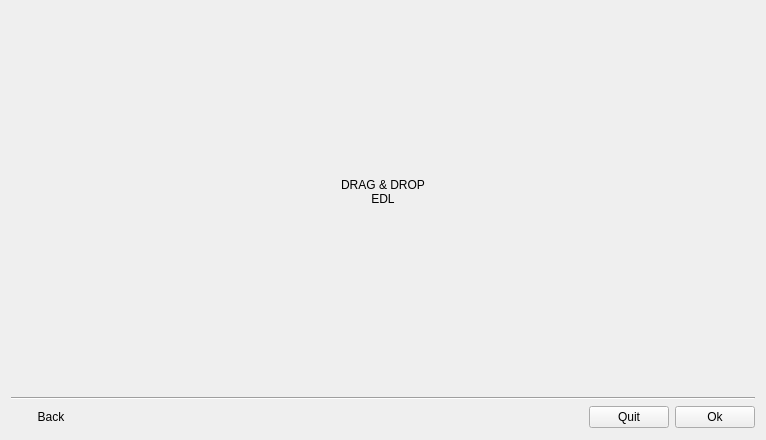
The window that resources/dialog.ui (shotgunsoftware/tk-multi-importcut) describes before a commit, drawn with Qt 5.
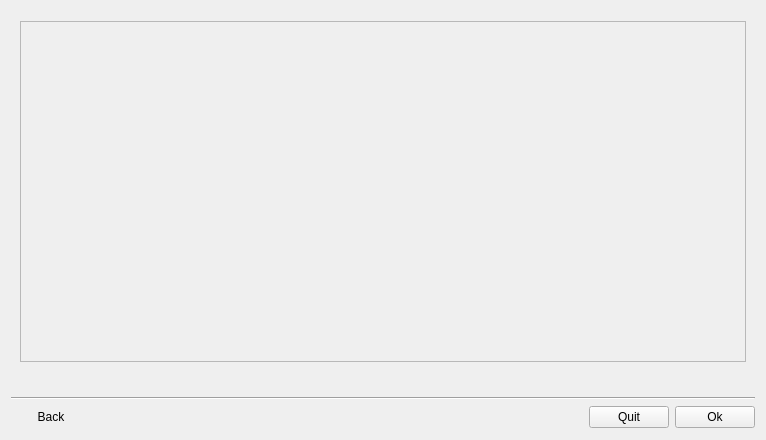
The same window after the commit. The open tabs and pages were chosen to show the change. Icons and pictures are not drawn. Custom widgets are drawn as their Qt base class.

Patch:
```diff
--- a/resources/dialog.ui
+++ b/resources/dialog.ui
@@ -25,7 +25,10 @@
    </property>
    <item>
     <widget class="AnimatedStackedWidget" name="stackedWidget">
-     <widget class="QWidget" name="page">
+     <property name="currentIndex">
+      <number>0</number>
+     </property>
+     <widget class="QWidget" name="drop_page">
       <layout class="QVBoxLayout" name="verticalLayout_2">
        <item>
         <widget class="DropAreaLabel" name="drop_area_label">
@@ -85,6 +88,48 @@
        </item>
       </layout>
      </widget>
+     <widget class="QWidget" name="cut_summary_page">
+      <layout class="QVBoxLayout" name="verticalLayout_4" stretch="0,0">
+       <item>
+        <layout class="QHBoxLayout" name="horizontalLayout_2"/>
+       </item>
+       <item>
+        <widget class="QScrollArea" name="scrollArea_2">
+         <property name="widgetResizable">
+          <bool>true</bool>
+         </property>
+         <widget class="QWidget" name="scrollAreaWidgetContents">
+          <property name="geometry">
+           <rect>
+            <x>0</x>
+            <y>0</y>
+            <width>716</width>
+            <height>286</height>
+           </rect>
+          </property>
+          <layout class="QVBoxLayout" name="cutsummary_list">
+           <property name="margin">
+            <number>0</number>
+           </property>
+           <item>
+            <spacer name="verticalSpacer_2">
+             <property name="orientation">
+              <enum>Qt::Vertical</enum>
+             </property>
+             <property name="sizeHint" stdset="0">
+              <size>
+               <width>20</width>
+               <height>283</height>
+              </size>
+             </property>
+            </spacer>
+           </item>
+          </layout>
+         </widget>
+        </widget>
+       </item>
+      </layout>
+     </widget>
     </widget>
    </item>
    <item>
```
Left out of the diff: 2 changed lines with no effect on the pictures.
